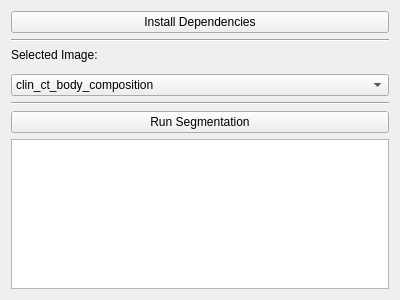
Qt form MOOSE/Resources/UI/MOOSE.ui (mprires/SlicerMOOSE) before a commit.
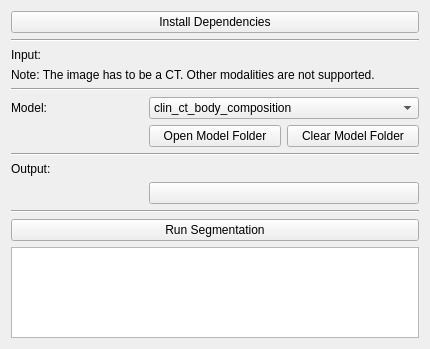
The same form after that commit. Custom widgets are drawn as their Qt base class.

The edit to the form file:
```diff
--- a/MOOSE/Resources/UI/MOOSE.ui
+++ b/MOOSE/Resources/UI/MOOSE.ui
@@ -6,30 +6,30 @@
    <rect>
     <x>0</x>
     <y>0</y>
-    <width>400</width>
-    <height>300</height>
+    <width>430</width>
+    <height>349</height>
    </rect>
   </property>
   <property name="windowTitle">
    <string>MOOSE Extension</string>
   </property>
-  <layout class="QVBoxLayout" name="verticalLayout">
-   <item>
-    <widget class="QPushButton" name="buttonInstallDependencies">
+  <layout class="QGridLayout" name="gridLayout">
+   <item row="0" column="0" colspan="3">
+    <widget class="QPushButton" name="button_install_dependencies">
      <property name="text">
       <string>Install Dependencies</string>
      </property>
     </widget>
    </item>
-   <item>
-    <widget class="Line" name="line">
+   <item row="10" column="0" colspan="3">
+    <widget class="Line" name="line_3">
      <property name="orientation">
       <enum>Qt::Horizontal</enum>
      </property>
     </widget>
    </item>
-   <item>
-    <widget class="QLabel" name="label">
+   <item row="2" column="0">
+    <widget class="QLabel" name="label_input_volume">
      <property name="sizePolicy">
       <sizepolicy hsizetype="Preferred" vsizetype="Maximum">
        <horstretch>0</horstretch>
@@ -37,12 +37,40 @@
       </sizepolicy>
      </property>
      <property name="text">
-      <string>Selected Image:</string>
+      <string>Input:</string>
      </property>
     </widget>
    </item>
-   <item>
-    <widget class="qMRMLNodeComboBox" name="inputVolumeSelector">
+   <item row="8" column="2">
+    <widget class="QPushButton" name="button_model_folder_clear">
+     <property name="text">
+      <string>Clear Model Folder</string>
+     </property>
+    </widget>
+   </item>
+   <item row="13" column="0" colspan="3">
+    <widget class="Line" name="line_4">
+     <property name="orientation">
+      <enum>Qt::Horizontal</enum>
+     </property>
+    </widget>
+   </item>
+   <item row="8" column="1">
+    <widget class="QPushButton" name="button_model_folder_open">
+     <property name="text">
+      <string>Open Model Folder</string>
+     </property>
+    </widget>
+   </item>
+   <item row="11" column="0">
+    <widget class="QLabel" name="label_output_volume">
+     <property name="text">
+      <string>Output:</string>
+     </property>
+    </widget>
+   </item>
+   <item row="2" column="1" colspan="2">
+    <widget class="qMRMLNodeComboBox" name="selector_input_volume">
      <property name="toolTip">
       <string>Select the input image to process.</string>
      </property>
@@ -71,8 +99,55 @@
      </property>
     </widget>
    </item>
-   <item>
-    <widget class="QComboBox" name="modelsSelector">
+   <item row="6" column="0">
+    <widget class="QLabel" name="label_model">
+     <property name="text">
+      <string>Model:</string>
+     </property>
+    </widget>
+   </item>
+   <item row="4" column="0" colspan="3">
+    <widget class="Line" name="line_2">
+     <property name="orientation">
+      <enum>Qt::Horizontal</enum>
+     </property>
+    </widget>
+   </item>
+   <item row="15" column="0" colspan="3">
+    <widget class="QPushButton" name="button_segmentation_run">
+     <property name="enabled">
+      <bool>true</bool>
+     </property>
+     <property name="autoFillBackground">
+      <bool>false</bool>
+     </property>
+     <property name="text">
+      <string>Run Segmentation</string>
+     </property>
+    </widget>
+   </item>
+   <item row="17" column="0" colspan="3">
+    <widget class="QPlainTextEdit" name="text_edit_status_panel"/>
+   </item>
+   <item row="1" column="0" colspan="3">
+    <widget class="Line" name="line_1">
+     <property name="orientation">
+      <enum>Qt::Horizontal</enum>
+     </property>
+    </widget>
+   </item>
+   <item row="3" column="0" colspan="3">
+    <widget class="QLabel" name="label_note">
+     <property name="layoutDirection">
+      <enum>Qt::LeftToRight</enum>
+     </property>
+     <property name="text">
+      <string>Note: The image has to be a CT. Other modalities are not supported.</string>
+     </property>
+    </widget>
+   </item>
+   <item row="6" column="1" colspan="2">
+    <widget class="QComboBox" name="selector_models">
      <property name="toolTip">
       <string>Select the segmentation model(s) to use.</string>
      </property>
@@ -116,37 +191,48 @@
      </item>
     </widget>
    </item>
-   <item>
-    <widget class="Line" name="line_2">
-     <property name="orientation">
-      <enum>Qt::Horizontal</enum>
+   <item row="11" column="1" colspan="2">
+    <widget class="qMRMLNodeComboBox" name="selector_output_volume">
+     <property name="nodeTypes">
+      <stringlist notr="true">
+       <string>vtkMRMLSegmentationNode</string>
+      </stringlist>
      </property>
-    </widget>
-   </item>
-   <item>
-    <widget class="QPushButton" name="buttonRunSegmentation">
-     <property name="enabled">
+     <property name="hideChildNodeTypes">
+      <stringlist notr="true"/>
+     </property>
+     <property name="noneEnabled">
       <bool>true</bool>
      </property>
-     <property name="autoFillBackground">
+     <property name="addEnabled">
       <bool>false</bool>
      </property>
-     <property name="text">
-      <string>Run Segmentation</string>
+     <property name="editEnabled">
+      <bool>false</bool>
      </property>
     </widget>
    </item>
-   <item>
-    <widget class="QPlainTextEdit" name="statusLabel"/>
+   <item row="12" column="1" colspan="2">
+    <widget class="qMRMLSegmentationShow3DButton" name="button_segmentation_show"/>
    </item>
   </layout>
  </widget>
  <customwidgets>
+  <customwidget>
+   <class>ctkMenuButton</class>
+   <extends>QPushButton</extends>
+   <header>ctkMenuButton.h</header>
+  </customwidget>
   <customwidget>
    <class>qMRMLNodeComboBox</class>
    <extends>QWidget</extends>
    <header>qMRMLNodeComboBox.h</header>
   </customwidget>
+  <customwidget>
+   <class>qMRMLSegmentationShow3DButton</class>
+   <extends>ctkMenuButton</extends>
+   <header>qMRMLSegmentationShow3DButton.h</header>
+  </customwidget>
  </customwidgets>
  <resources/>
  <connections/>
```
Left out of the diff: 9 changed lines with no effect on the pictures.
